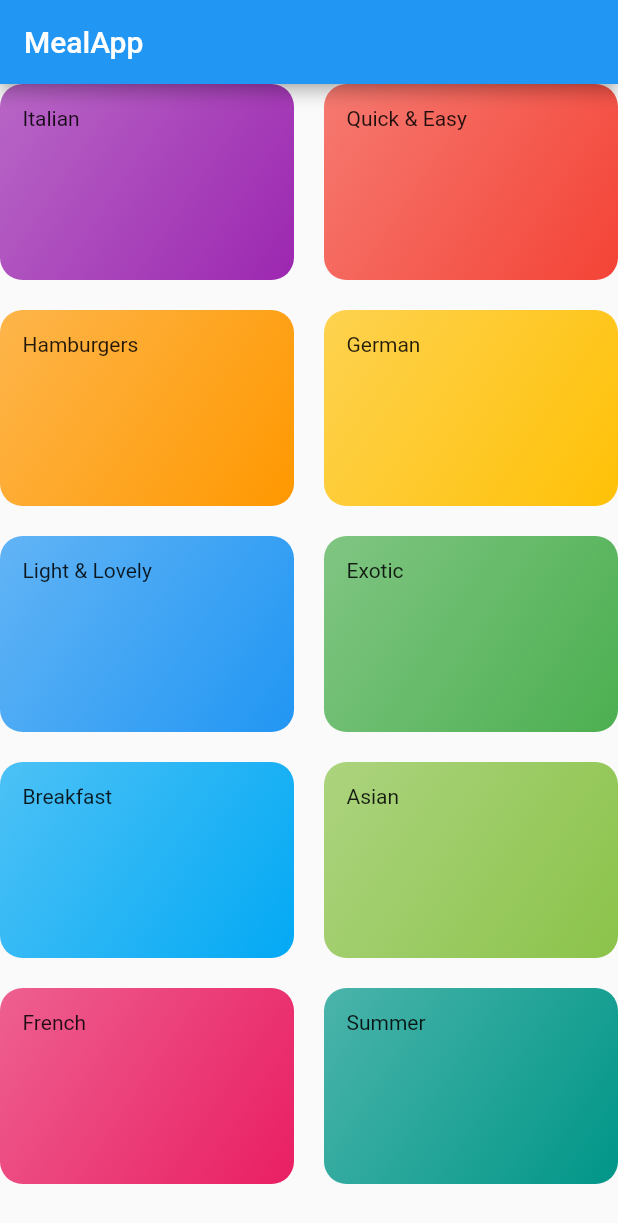
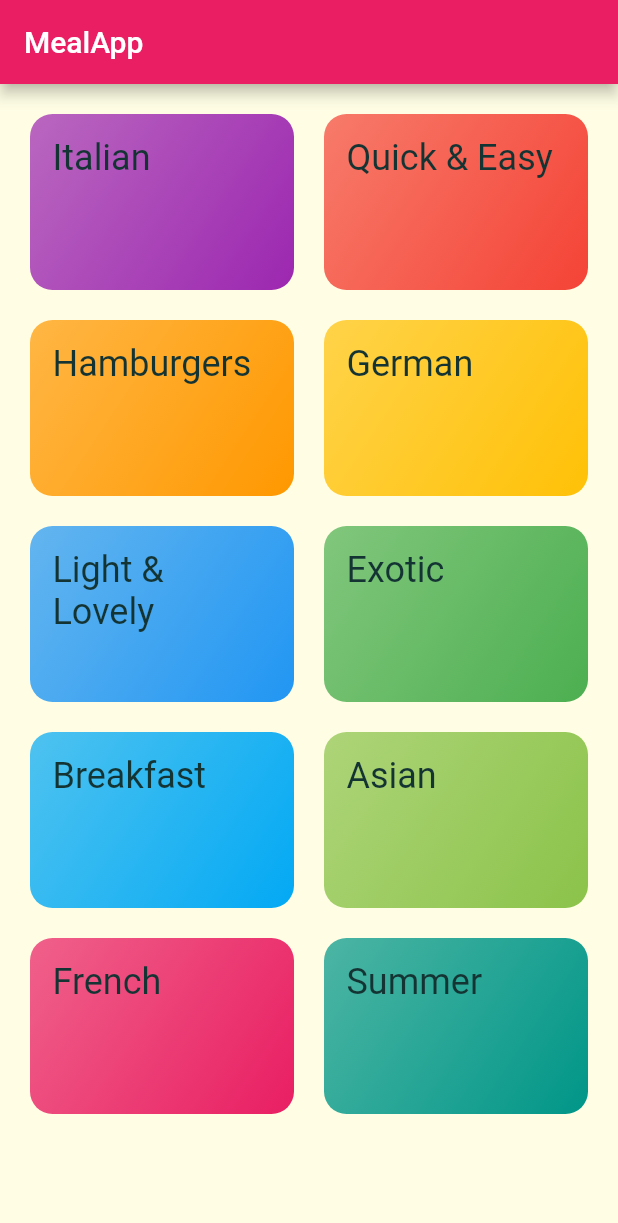
Before and after one commit to emrebingor/meal-app, a Flutter app: the screen it shows after launch, on a phone screen of 412 x 824 dp. Shown: the top 1223 px of the screen. Run offline on Flutter 3.47's test engine with Material 2 defaults, Android fonts, the phone set to English and light mode, and no system bars; Roboto replaces fonts that are missing (RobotCondensed).

Commit message:
Main dart and category screen styling

```diff
--- a/lib/categories_screen.dart
+++ b/lib/categories_screen.dart
@@ -10,6 +10,7 @@ class CategoriesScreen extends StatelessWidget {
         title: Text('MealApp'),
       ),
       body: GridView(
+        padding: EdgeInsets.all(20.0),
         children: Dummy_Categories.map(
           (catData) => CategoryItem(catData.title, catData.color),
         ).toList(),
--- a/lib/category_item.dart
+++ b/lib/category_item.dart
@@ -10,7 +10,7 @@ class CategoryItem extends StatelessWidget {
   Widget build(BuildContext context) {
     return Container(
       padding: EdgeInsets.all(15.0),
-      child: Text(title),
+      child: Text(title, style: TextStyle(fontSize: 24.0, fontFamily: 'RobotCondensed'),),
       decoration: BoxDecoration(
         gradient: LinearGradient(
           colors: [
--- a/lib/main.dart
+++ b/lib/main.dart
@@ -11,7 +11,19 @@ class MealApp extends StatelessWidget {
   Widget build(BuildContext context) {
     return MaterialApp(
       title: 'MealApp',
-      theme: ThemeData(primarySwatch: Colors.blue
+      theme: ThemeData(
+        primarySwatch: Colors.pink,
+        accentColor: Colors.amber,
+        canvasColor: Color.fromRGBO(255, 254, 229, 1),
+        fontFamily: 'Raleway',
+        textTheme: ThemeData.light().textTheme.copyWith(
+              bodyText1: TextStyle(
+                color: Color.fromRGBO(20, 51, 51, 1),
+              ),
+              bodyText2: TextStyle(
+                color: Color.fromRGBO(20, 51, 51, 1),
+              ),
+            ),
       ),
       home: CategoriesScreen(),
     );
```
Also changed, not shown: pubspec.yaml (+19 -0 lines), assets/fonts/Raleway-Black.ttf (added), assets/fonts/Raleway-Bold.ttf (added), assets/fonts/Raleway-Regular.ttf (added), assets/fonts/RobotoCondensed-Bold.ttf (added), assets/fonts/RobotoCondensed-Italic.ttf (added), assets/fonts/RobotoCondensed-Light.ttf (added), assets/fonts/RobotoCondensed-Regular.ttf (added).
